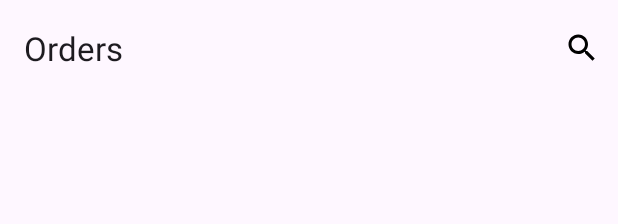
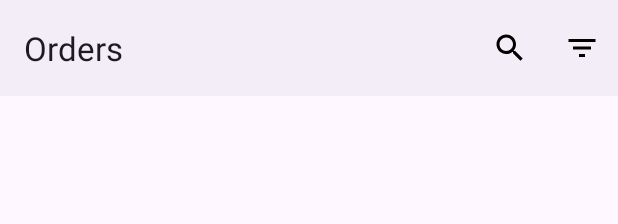
Before and after one commit to smk627751/zcart-app, an Android app: the layout fragment_orders_view.xml on its own in the app's theme, with its tools: preview values and no code run, on a phone screen of 412 x 824 dp. Shown: the top 224 px of the screen. Run offline under Robolectric (Android 15) with nearby library versions, the phone set to English and light mode, and no system bars.

Commit message:
first commit

```diff
--- a/app/src/main/java/com/smk627751/zcart/activity/DetailViewActivity.kt
+++ b/app/src/main/java/com/smk627751/zcart/activity/DetailViewActivity.kt
@@ -81,6 +81,7 @@ class DetailViewActivity : AppCompatActivity() {
             v.setPadding(systemBars.left, systemBars.top, systemBars.right, systemBars.bottom)
             insets
         }
+        Utility.registerInternetReceiver(this)
         viewModel = ViewModelProvider(this)[DetailViewModel::class.java]
         intent.getSerializableExtra("product")?.let { viewModel.setProduct(it as Product)}
         intent.getStringExtra("product_id")?.let { viewModel.setProduct(it) }
--- a/app/src/main/java/com/smk627751/zcart/activity/HomeActivity.kt
+++ b/app/src/main/java/com/smk627751/zcart/activity/HomeActivity.kt
@@ -25,6 +25,7 @@ import androidx.lifecycle.ViewModelProvider
 import com.google.android.material.bottomnavigation.BottomNavigationView
 import com.google.android.material.navigationrail.NavigationRailView
 import com.smk627751.zcart.R
+import com.smk627751.zcart.Utility
 import com.smk627751.zcart.bottomsheet.AddProductBottomSheet
 import com.smk627751.zcart.dto.Notification
 import com.smk627751.zcart.fragments.CartViewFragment
@@ -57,7 +58,7 @@ class HomeActivity : AppCompatActivity() {
 
         fragmentContainer = findViewById(R.id.fragment_container)
 
-        registerReceiver(InternetStateChangeReceiver(), IntentFilter("android.net.conn.CONNECTIVITY_CHANGE"))
+        Utility.registerInternetReceiver(this)
         viewModel = ViewModelProvider(this)[HomeViewModel::class.java]
         viewModel.setLandscape(resources.configuration.orientation == Configuration.ORIENTATION_LANDSCAPE)
         when(val view: View = findViewById(R.id.navigation)){
--- a/app/src/main/java/com/smk627751/zcart/activity/OrderDetailsViewActivity.kt
+++ b/app/src/main/java/com/smk627751/zcart/activity/OrderDetailsViewActivity.kt
@@ -53,7 +53,7 @@ class OrderDetailsViewActivity : AppCompatActivity() {
             v.setPadding(systemBars.left, systemBars.top, systemBars.right, systemBars.bottom)
             insets
         }
-
+        Utility.registerInternetReceiver(this)
         viewModel = ViewModelProvider(this)[OrderDetailViewModel::class.java]
         intent.getSerializableExtra("order")?.let { viewModel.setOrder(it as Order)}
         intent.getStringExtra("order_id")?.let { viewModel.setOrder(it) }
--- a/app/src/main/java/com/smk627751/zcart/activity/PlaceOrderActivity.kt
+++ b/app/src/main/java/com/smk627751/zcart/activity/PlaceOrderActivity.kt
@@ -46,6 +46,7 @@ class PlaceOrderActivity : AppCompatActivity() {
             v.setPadding(systemBars.left, systemBars.top, systemBars.right, systemBars.bottom)
             insets
         }
+        Utility.registerInternetReceiver(this)
         viewModel = ViewModelProvider(this)[PlaceOrderViewModel::class.java]
         viewModel.setProducts(intent.getSerializableExtra("products") as Array<Product>)
         viewModel.products.observe(this) {products ->
--- a/app/src/main/java/com/smk627751/zcart/activity/ProfileEditActivity.kt
+++ b/app/src/main/java/com/smk627751/zcart/activity/ProfileEditActivity.kt
@@ -58,6 +58,7 @@ class ProfileEditActivity : AppCompatActivity() {
             v.setPadding(systemBars.left, systemBars.top, systemBars.right, systemBars.bottom)
             insets
         }
+        Utility.registerInternetReceiver(this)
         // Initialize ViewModel
         viewModel = ViewModelProvider(this)[ProfileViewModel::class.java]
 
--- a/app/src/main/java/com/smk627751/zcart/activity/SignInActivity.kt
+++ b/app/src/main/java/com/smk627751/zcart/activity/SignInActivity.kt
@@ -44,7 +44,7 @@ class SignInActivity : AppCompatActivity() {
             v.setPadding(systemBars.left, systemBars.top, systemBars.right, systemBars.bottom)
             insets
         }
-        registerReceiver(InternetStateChangeReceiver(), IntentFilter("android.net.conn.CONNECTIVITY_CHANGE"))
+        Utility.registerInternetReceiver(this)
         viewModel = ViewModelProvider(this)[SignInViewModel::class.java]
         viewModel.setSession(this){
                 goToHome()
--- a/app/src/main/java/com/smk627751/zcart/activity/SignUpActivity.kt
+++ b/app/src/main/java/com/smk627751/zcart/activity/SignUpActivity.kt
@@ -55,6 +55,7 @@ class SignUpActivity : AppCompatActivity() {
             v.setPadding(systemBars.left, systemBars.top, systemBars.right, systemBars.bottom)
             insets
         }
+        Utility.registerInternetReceiver(this)
         viewModel = ViewModelProvider(this)[SignUpViewModel::class.java]
         parent = findViewById(R.id.main)
         name = findViewById(R.id.name)
--- a/app/src/main/java/com/smk627751/zcart/bottomsheet/AddProductBottomSheet.kt
+++ b/app/src/main/java/com/smk627751/zcart/bottomsheet/AddProductBottomSheet.kt
@@ -185,17 +185,17 @@ class AddProductBottomSheet(context: Context, val product: Product? = null, priv
     }
     private fun validate() : Boolean
     {
-        if (productName.text.isEmpty())
+        if (productName.text.isEmpty() || productName.text.toString().isBlank())
         {
             productName.error = "Enter product name"
             return false
         }
-        if (productPrice.text.isEmpty())
+        if (productPrice.text.isEmpty() || productPrice.text.toString().isBlank())
         {
             productPrice.error = "Enter product price"
             return false
         }
-        if (productDescription.text.isEmpty())
+        if (productDescription.text.isEmpty() || productDescription.text.toString().isBlank())
         {
             productDescription.error = "Enter product description"
             return false
--- a/app/src/main/java/com/smk627751/zcart/viewmodel/OrdersViewModel.kt
+++ b/app/src/main/java/com/smk627751/zcart/viewmodel/OrdersViewModel.kt
@@ -13,8 +13,8 @@ class OrdersViewModel : ViewModel() {
     init {
         getOrders()
     }
-    fun getOrders() {
-        Repository.getOrders("all"){
+    fun getOrders(query: String = "all") {
+        Repository.getOrders(query){
             _options.value = it
         }
     }
--- a/app/src/main/res/layout/fragment_orders_view.xml
+++ b/app/src/main/res/layout/fragment_orders_view.xml
@@ -8,7 +8,8 @@
     tools:context=".fragments.OrdersViewFragment">
     <com.google.android.material.appbar.AppBarLayout
         android:layout_width="match_parent"
-        android:layout_height="?attr/actionBarSize"
+        android:minHeight="?attr/actionBarSize"
+        android:layout_height="wrap_content"
         app:liftOnScroll="true"
         app:liftOnScrollTargetViewId="@id/scroll_view">
         <com.google.android.material.appbar.MaterialToolbar
@@ -18,6 +19,53 @@
             app:layout_scrollFlags="scroll|exitUntilCollapsed"
             app:title="Orders"
             app:menu="@menu/search"/>
+        <com.google.android.material.appbar.CollapsingToolbarLayout
+            android:id="@+id/category_list"
+            android:layout_width="match_parent"
+            android:layout_height="wrap_content"
+            app:scrimVisibleHeightTrigger="0dp"
+            android:visibility="gone">
+            <com.google.android.material.appbar.MaterialToolbar
+                android:id="@+id/filter_toolbar"
+                android:layout_width="match_parent"
+                android:layout_height="wrap_content"
+                app:layout_collapseMode="none">
+                <HorizontalScrollView
+                    android:layout_width="match_parent"
+                    android:layout_height="wrap_content"
+                    android:layout_marginHorizontal="16dp"
+                    android:scrollbars="none">
+                    <com.google.android.material.chip.ChipGroup
+                        android:id="@+id/category_view"
+                        android:layout_width="wrap_content"
+                        android:layout_height="wrap_content"
+                        android:layout_gravity="center_vertical"
+                        app:singleLine="true"
+                        app:singleSelection="true">
+                        <com.google.android.material.chip.Chip
+                            android:layout_width="wrap_content"
+                            android:layout_height="wrap_content"
+                            style="@style/Widget.Material3.Chip.Filter.Elevated"
+                            android:text="Order placed"/>
+                        <com.google.android.material.chip.Chip
+                            android:layout_width="wrap_content"
+                            android:layout_height="wrap_content"
+                            style="@style/Widget.Material3.Chip.Filter.Elevated"
+                            android:text="Order shipped"/>
+                        <com.google.android.material.chip.Chip
+                            android:layout_width="wrap_content"
+                            android:layout_height="wrap_content"
+                            style="@style/Widget.Material3.Chip.Filter.Elevated"
+                            android:text="Out for delivery"/>
+                        <com.google.android.material.chip.Chip
+                            android:layout_width="wrap_content"
+                            android:layout_height="wrap_content"
+                            style="@style/Widget.Material3.Chip.Filter.Elevated"
+                            android:text="Delivered"/>
+                    </com.google.android.material.chip.ChipGroup>
+                </HorizontalScrollView>
+            </com.google.android.material.appbar.MaterialToolbar>
+        </com.google.android.material.appbar.CollapsingToolbarLayout>
     </com.google.android.material.appbar.AppBarLayout>
     <androidx.core.widget.NestedScrollView
         android:id="@+id/scroll_view"
--- a/app/src/main/res/layout/product_view.xml
+++ b/app/src/main/res/layout/product_view.xml
@@ -20,7 +20,7 @@
                 android:id="@+id/search_bar"
                 android:layout_width="match_parent"
                 android:layout_height="56dp"
-                android:hint="Search"
+                android:hint="Search..."
                 app:menu="@menu/filter_menu"
                 app:layout_collapseMode="pin"
                 app:layout_scrollFlags="scroll|enterAlwaysCollapsed|snap" />
--- a/app/src/main/res/menu/search.xml
+++ b/app/src/main/res/menu/search.xml
@@ -7,4 +7,8 @@
         android:icon="@drawable/baseline_search_24"
         app:actionViewClass="androidx.appcompat.widget.SearchView"
         app:showAsAction="always|collapseActionView" />
+    <item android:id="@+id/filter"
+        android:title="Filter"
+        android:icon="@drawable/baseline_filter_list_24"
+        app:showAsAction="always"/>
 </menu>
```
Also changed, not shown: app/src/main/java/com/smk627751/zcart/Repository/Repository.kt (+5 -17 lines), app/src/main/java/com/smk627751/zcart/Utility.kt (+7 -0 lines), app/src/main/java/com/smk627751/zcart/fragments/OrdersViewFragment.kt (+16 -4 lines), app/src/main/java/com/smk627751/zcart/viewmodel/PlaceOrderViewModel.kt (+8 -0 lines).
